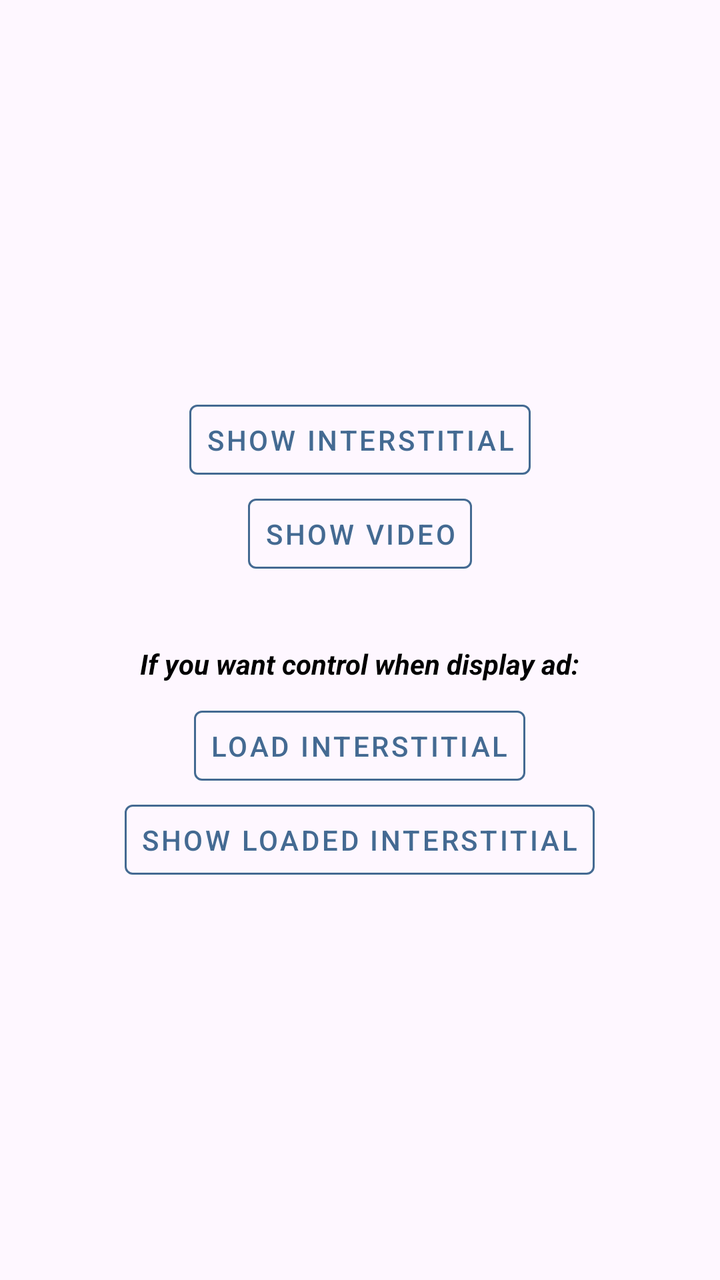
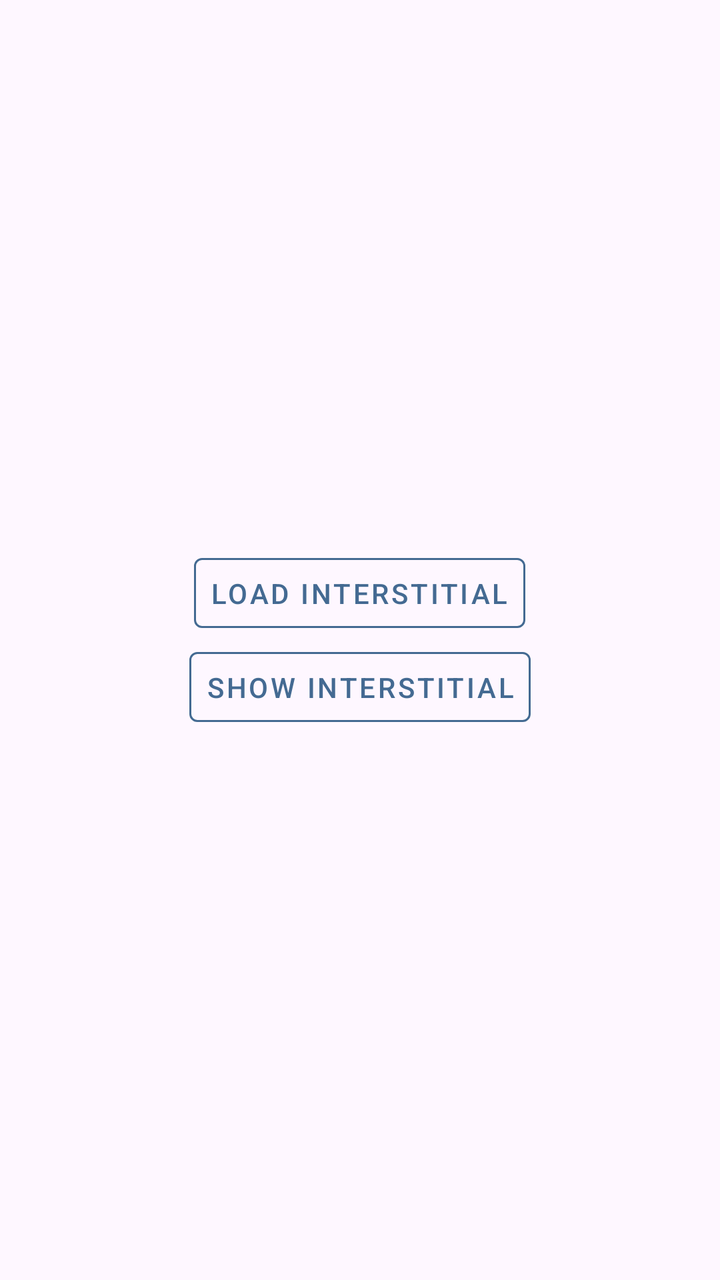

Compare the two renders of this Android layout. The source of the first and the diff that turns it into the second are given below.
<!-- AndroidManifest.xml: application theme AppTheme -->
<!-- res/layout/activity_interstitial.xml -->
<?xml version="1.0" encoding="utf-8"?>
<LinearLayout xmlns:android="http://schemas.android.com/apk/res/android"
    xmlns:tools="http://schemas.android.com/tools"
    android:gravity="center"
    android:layout_height="match_parent"
    android:layout_width="match_parent"
    android:orientation="vertical"
    tools:context=".InterstitialJavaActivity">

    <Button
        android:id="@+id/bShowInterstitial"
        style="@style/AdRequestButton"
        android:layout_height="wrap_content"
        android:layout_width="wrap_content"
        android:text="Show Interstitial"
        tools:ignore="HardcodedText" />

    <Button
        android:id="@+id/bShowVideo"
        style="@style/AdRequestButton"
        android:layout_height="wrap_content"
        android:layout_width="wrap_content"
        android:text="Show Video"
        tools:ignore="HardcodedText" />

    <TextView
        android:layout_height="wrap_content"
        android:layout_marginBottom="8dp"
        android:layout_marginTop="32dp"
        android:layout_width="wrap_content"
        android:text="If you want control when display ad:"
        android:textStyle="bold|italic"
        tools:ignore="HardcodedText" />

    <Button
        android:id="@+id/bLoadInterstitial"
        style="@style/AdRequestButton"
        android:layout_height="wrap_content"
        android:layout_width="wrap_content"
        android:text="Load Interstitial"
        tools:ignore="HardcodedText" />

    <Button
        android:id="@+id/bShowLoadedInterstitial"
        style="@style/AdRequestButton"
        android:layout_height="wrap_content"
        android:layout_width="wrap_content"
        android:text="Show Loaded Interstitial"
        tools:ignore="HardcodedText" />

</LinearLayout>
<!-- resources referenced by this layout -->
<resources>
  <style name="AdRequestButton" parent="Widget.MaterialComponents.Button.OutlinedButton">
          <item name="android:padding">8dp</item>
          <item name="android:minHeight">0dp</item>
          <item name="android:minWidth">0dp</item>
          <item name="android:textColor">@color/bid_machine_blue_light</item>
          <item name="strokeColor">@color/bid_machine_blue_light</item>
      </style>
  <style name="AppTheme" parent="Theme.Material3.Light.NoActionBar">
          <item name="colorAccent">@color/color_accent</item>
          <item name="colorPrimary">@color/color_primary</item>
          <item name="colorPrimaryDark">@color/color_primary</item>
          <item name="colorSecondary">@color/color_secondary</item>
          <item name="colorSecondaryContainer">@color/color_secondary_container</item>
          <item name="colorOnSecondaryContainer">@color/color_primary</item>
          <item name="colorOnSurface">@color/color_primary</item>
          <item name="android:textColor">@color/color_text</item>
      </style>
  <color name="bid_machine_blue_light">#446a92</color>
  <color name="color_accent">@color/bid_machine_yellow_dark</color>
  <color name="color_primary">@color/bid_machine_blue</color>
  <color name="color_secondary">@color/bid_machine_gray</color>
  <color name="color_secondary_container">#40223551</color>
  <color name="color_text">#000000</color>
  <color name="bid_machine_yellow_dark">#f08234</color>
  <color name="bid_machine_blue">#223551</color>
  <color name="bid_machine_gray">#717171</color>
</resources>

<!-- the commit's change to res/layout/activity_interstitial.xml (unified diff, before → after) -->
@@ -8,31 +8,6 @@
     tools:context=".InterstitialJavaActivity">
 
     <Button
-        android:id="@+id/bShowInterstitial"
-        style="@style/AdRequestButton"
-        android:layout_height="wrap_content"
-        android:layout_width="wrap_content"
-        android:text="Show Interstitial"
-        tools:ignore="HardcodedText" />
-
-    <Button
-        android:id="@+id/bShowVideo"
-        style="@style/AdRequestButton"
-        android:layout_height="wrap_content"
-        android:layout_width="wrap_content"
-        android:text="Show Video"
-        tools:ignore="HardcodedText" />
-
-    <TextView
-        android:layout_height="wrap_content"
-        android:layout_marginBottom="8dp"
-        android:layout_marginTop="32dp"
-        android:layout_width="wrap_content"
-        android:text="If you want control when display ad:"
-        android:textStyle="bold|italic"
-        tools:ignore="HardcodedText" />
-
-    <Button
         android:id="@+id/bLoadInterstitial"
         style="@style/AdRequestButton"
         android:layout_height="wrap_content"
@@ -41,11 +16,11 @@
         tools:ignore="HardcodedText" />
 
     <Button
-        android:id="@+id/bShowLoadedInterstitial"
+        android:id="@+id/bShowInterstitial"
         style="@style/AdRequestButton"
         android:layout_height="wrap_content"
         android:layout_width="wrap_content"
-        android:text="Show Loaded Interstitial"
+        android:text="Show Interstitial"
         tools:ignore="HardcodedText" />
 
 </LinearLayout>
